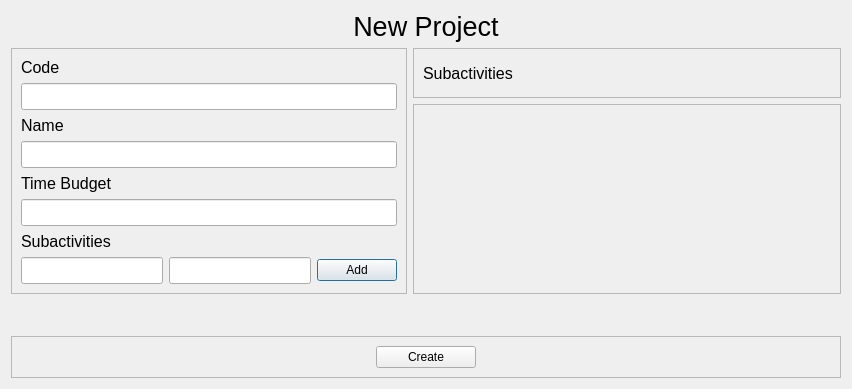
Qt form Lab1/add_activity.ui (PioSkay/Qt-Time-Reporting-System) before a commit.
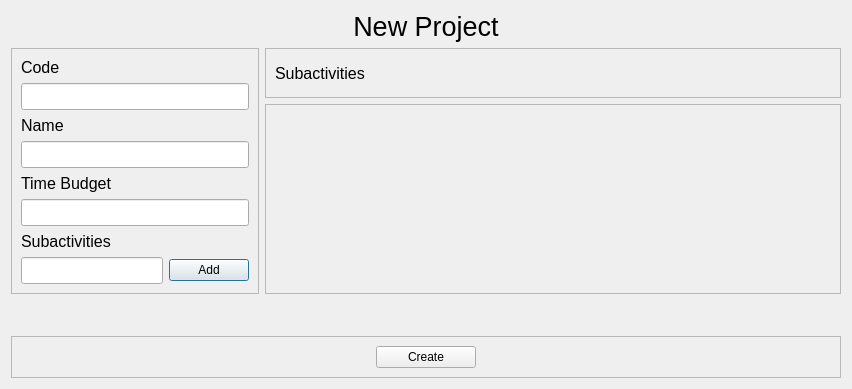
The same form after that commit.

Diff of the .ui file:
```diff
--- a/Lab1/add_activity.ui
+++ b/Lab1/add_activity.ui
@@ -47,18 +47,6 @@
         </property>
        </widget>
       </item>
-      <item row="9" column="2">
-       <widget class="QLineEdit" name="sub_master">
-        <property name="font">
-         <font>
-          <pointsize>12</pointsize>
-         </font>
-        </property>
-        <property name="echoMode">
-         <enum>QLineEdit::Normal</enum>
-        </property>
-       </widget>
-      </item>
       <item row="0" column="2">
        <widget class="QLabel" name="label_3">
         <property name="font">
@@ -71,18 +59,6 @@
         </property>
        </widget>
       </item>
-      <item row="9" column="3">
-       <widget class="QLineEdit" name="sub_second">
-        <property name="font">
-         <font>
-          <pointsize>12</pointsize>
-         </font>
-        </property>
-        <property name="echoMode">
-         <enum>QLineEdit::Normal</enum>
-        </property>
-       </widget>
-      </item>
       <item row="8" column="2">
        <widget class="QLabel" name="label_6">
         <property name="font">
@@ -168,6 +144,18 @@
         </property>
        </widget>
       </item>
+      <item row="9" column="2" colspan="2">
+       <widget class="QLineEdit" name="sub_second">
+        <property name="font">
+         <font>
+          <pointsize>12</pointsize>
+         </font>
+        </property>
+        <property name="echoMode">
+         <enum>QLineEdit::Normal</enum>
+        </property>
+       </widget>
+      </item>
      </layout>
     </widget>
    </item>
@@ -317,7 +305,7 @@
        <rect>
         <x>0</x>
         <y>0</y>
-        <width>430</width>
+        <width>578</width>
         <height>188</height>
        </rect>
       </property>
```
